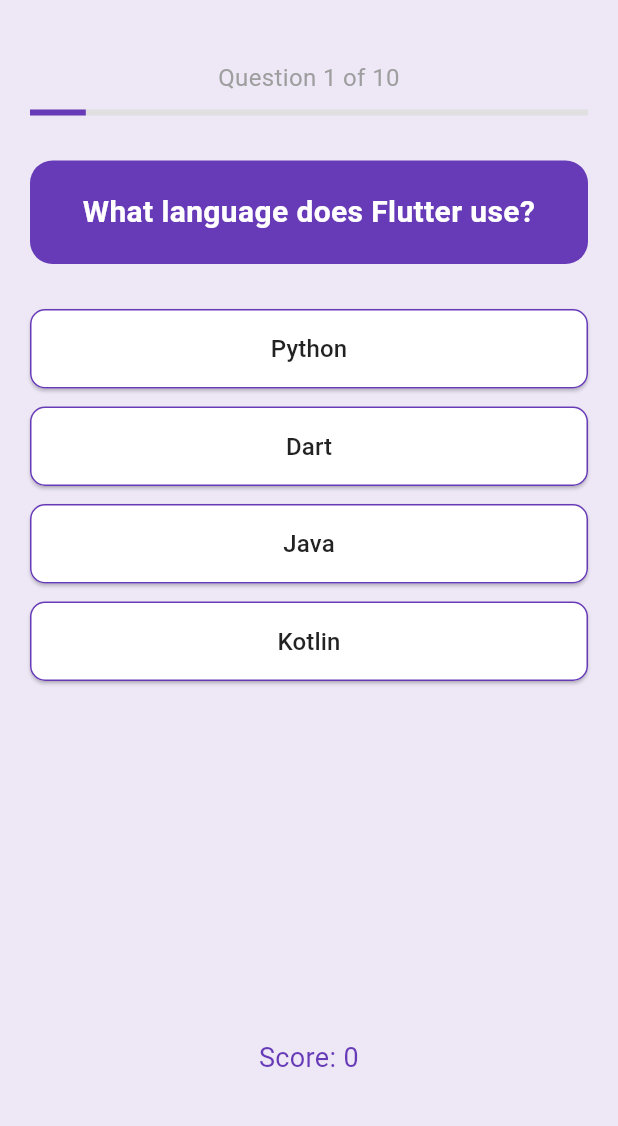
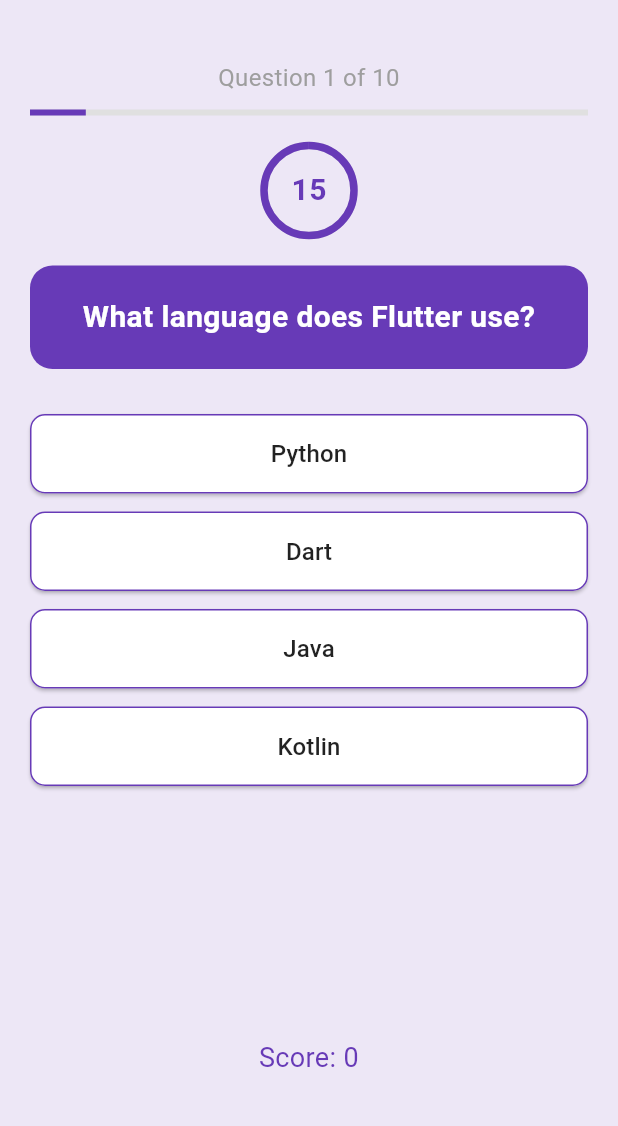
Before and after one commit to Uva-nana/flutter_apps, a Flutter app: the first screen one second after launch, on a phone screen of 412 x 824 dp, the part 84-1210 px from its top. Run offline on Flutter 3.47's test engine with Material 3 defaults, Android fonts, the phone set to English and light mode, and no system bars.

Commit message:
updated main

```diff
--- a/word_quiz_app/lib/main.dart
+++ b/word_quiz_app/lib/main.dart
@@ -1,3 +1,4 @@
+import 'dart:async';
 import 'package:flutter/material.dart';
 
 void main() {
@@ -113,8 +114,46 @@
   bool answered = false;
   bool quizFinished = false;
 
+  static const int _totalTime = 15;
+  int _timeLeft = _totalTime;
+  Timer? _timer;
+
+  @override
+  void initState() {
+    super.initState();
+    _startTimer();
+  }
+
+  @override
+  void dispose() {
+    _timer?.cancel();
+    super.dispose();
+  }
+
+  void _startTimer() {
+    _timer?.cancel();
+    _timeLeft = _totalTime;
+    _timer = Timer.periodic(const Duration(seconds: 1), (timer) {
+      if (_timeLeft == 0) {
+        timer.cancel();
+        if (!answered) {
+          setState(() {
+            answered = true;
+            selectedAnswer = null;
+          });
+          Future.delayed(const Duration(seconds: 1), nextQuestion);
+        }
+      } else {
+        setState(() {
+          _timeLeft--;
+        });
+      }
+    });
+  }
+
   void checkAnswer(String option) {
     if (answered) return;
+    _timer?.cancel();
     setState(() {
       selectedAnswer = option;
       answered = true;
@@ -131,7 +170,9 @@
         selectedAnswer = null;
         answered = false;
       });
+      _startTimer();
     } else {
+      _timer?.cancel();
       setState(() {
         quizFinished = true;
       });
@@ -146,6 +187,7 @@
       answered = false;
       quizFinished = false;
     });
+    _startTimer();
   }
 
   Color getOptionColor(String option) {
@@ -221,7 +263,34 @@
               backgroundColor: Colors.grey.shade300,
               color: Colors.deepPurple,
             ),
-            const SizedBox(height: 30),
+            const SizedBox(height: 20),
+            // Timer
+            Center(
+              child: Stack(
+                alignment: Alignment.center,
+                children: [
+                  SizedBox(
+                    width: 60,
+                    height: 60,
+                    child: CircularProgressIndicator(
+                      value: _timeLeft / _totalTime,
+                      strokeWidth: 5,
+                      backgroundColor: Colors.grey.shade300,
+                      color: _timeLeft <= 5 ? Colors.red : Colors.deepPurple,
+                    ),
+                  ),
+                  Text(
+                    '$_timeLeft',
+                    style: TextStyle(
+                      fontSize: 20,
+                      fontWeight: FontWeight.bold,
+                      color: _timeLeft <= 5 ? Colors.red : Colors.deepPurple,
+                    ),
+                  ),
+                ],
+              ),
+            ),
+            const SizedBox(height: 20),
             // Question
             Container(
               padding: const EdgeInsets.all(20),
```
